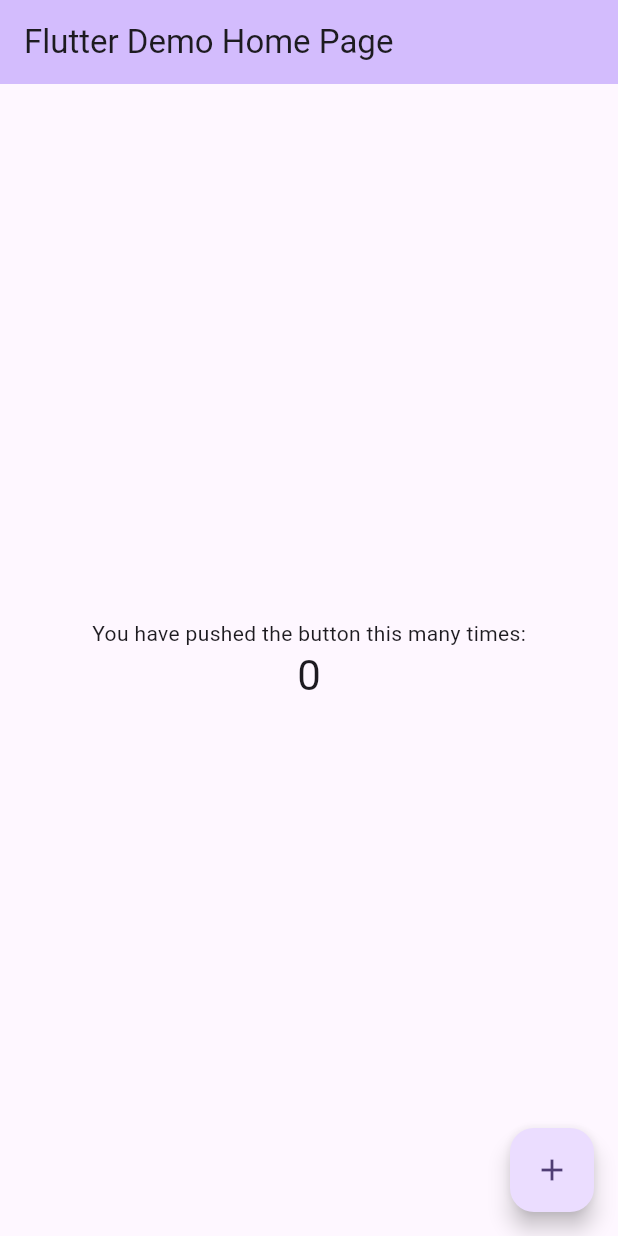
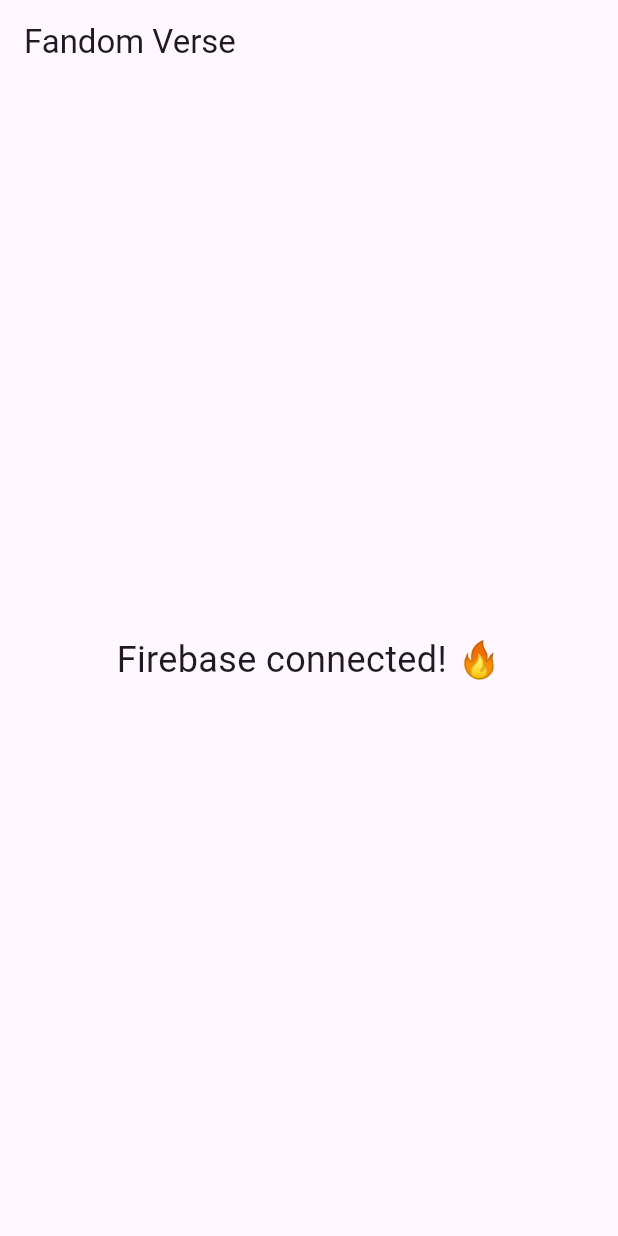
Before and after one commit to Abdullahkhan1121/fandom_verse, a Flutter app: the screen it shows after launch, on a phone screen of 412 x 824 dp. Run offline on Flutter 3.47's test engine with Material 3 defaults, Android fonts, the phone set to English and light mode, and no system bars; our stand-ins replace firebase_core; accounts and stored records are empty.

Commit message:
Set up Firebase

```diff
--- a/lib/main.dart
+++ b/lib/main.dart
@@ -1,122 +1,37 @@
+import 'package:firebase_core/firebase_core.dart';
 import 'package:flutter/material.dart';
 
-void main() {
-  runApp(const MyApp());
+import 'firebase_options.dart';
+
+Future<void> main() async {
+  WidgetsFlutterBinding.ensureInitialized();
+
+  await Firebase.initializeApp(
+    options: DefaultFirebaseOptions.currentPlatform,
+  );
+
+  runApp(const FandomVerseApp());
 }
 
-class MyApp extends StatelessWidget {
-  const MyApp({super.key});
+class FandomVerseApp extends StatelessWidget {
+  const FandomVerseApp({super.key});
 
-  // This widget is the root of your application.
   @override
   Widget build(BuildContext context) {
     return MaterialApp(
-      title: 'Flutter Demo',
-      theme: ThemeData(
-        // This is the theme of your application.
-        //
-        // TRY THIS: Try running your application with "flutter run". You'll see
-        // the application has a purple toolbar. Then, without quitting the app,
-        // try changing the seedColor in the colorScheme below to Colors.green
-        // and then invoke "hot reload" (save your changes or press the "hot
-        // reload" button in a Flutter-supported IDE, or press "r" if you used
-        // the command line to start the app).
-        //
-        // Notice that the counter didn't reset back to zero; the application
-        // state is not lost during the reload. To reset the state, use hot
-        // restart instead.
-        //
-        // This works for code too, not just values: Most code changes can be
-        // tested with just a hot reload.
-        colorScheme: ColorScheme.fromSeed(seedColor: Colors.deepPurple),
+      title: 'Fandom Verse',
+      debugShowCheckedModeBanner: false,
+      home: Scaffold(
+        appBar: AppBar(
+          title: const Text('Fandom Verse'),
+        ),
+        body: const Center(
+          child: Text(
+            'Firebase connected! 🔥',
+            style: TextStyle(fontSize: 24),
+          ),
+        ),
       ),
-      home: const MyHomePage(title: 'Flutter Demo Home Page'),
     );
   }
 }
-
-class MyHomePage extends StatefulWidget {
-  const MyHomePage({super.key, required this.title});
-
-  // This widget is the home page of your application. It is stateful, meaning
-  // that it has a State object (defined below) that contains fields that affect
-  // how it looks.
-
-  // This class is the configuration for the state. It holds the values (in this
-  // case the title) provided by the parent (in this case the App widget) and
-  // used by the build method of the State. Fields in a Widget subclass are
-  // always marked "final".
-
-  final String title;
-
-  @override
-  State<MyHomePage> createState() => _MyHomePageState();
-}
-
-class _MyHomePageState extends State<MyHomePage> {
-  int _counter = 0;
-
-  void _incrementCounter() {
-    setState(() {
-      // This call to setState tells the Flutter framework that something has
-      // changed in this State, which causes it to rerun the build method below
-      // so that the display can reflect the updated values. If we changed
-      // _counter without calling setState(), then the build method would not be
-      // called again, and so nothing would appear to happen.
-      _counter++;
-    });
-  }
-
-  @override
-  Widget build(BuildContext context) {
-    // This method is rerun every time setState is called, for instance as done
-    // by the _incrementCounter method above.
-    //
-    // The Flutter framework has been optimized to make rerunning build methods
-    // fast, so that you can just rebuild anything that needs updating rather
-    // than having to individually change instances of widgets.
-    return Scaffold(
-      appBar: AppBar(
-        // TRY THIS: Try changing the color here to a specific color (to
-        // Colors.amber, perhaps?) and trigger a hot reload to see the AppBar
-        // change color while the other colors stay the same.
-        backgroundColor: Theme.of(context).colorScheme.inversePrimary,
-        // Here we take the value from the MyHomePage object that was created by
-        // the App.build method, and use it to set our appbar title.
-        title: Text(widget.title),
-      ),
-      body: Center(
-        // Center is a layout widget. It takes a single child and positions it
-        // in the middle of the parent.
-        child: Column(
-          // Column is also a layout widget. It takes a list of children and
-          // arranges them vertically. By default, it sizes itself to fit its
-          // children horizontally, and tries to be as tall as its parent.
-          //
-          // Column has various properties to control how it sizes itself and
-          // how it positions its children. Here we use mainAxisAlignment to
-          // center the children vertically; the main axis here is the vertical
-          // axis because Columns are vertical (the cross axis would be
-          // horizontal).
-          //
-          // TRY THIS: Invoke "debug painting" (choose the "Toggle Debug Paint"
-          // action in the IDE, or press "p" in the console), to see the
-          // wireframe for each widget.
-          mainAxisAlignment: MainAxisAlignment.center,
-          children: <Widget>[
-            const Text('You have pushed the button this many times:'),
-            Text(
-              '$_counter',
-              style: Theme.of(context).textTheme.headlineMedium,
-            ),
-          ],
-        ),
-      ),
-      floatingActionButton: FloatingActionButton(
-        onPressed: _incrementCounter,
-        tooltip: 'Increment',
-        child: const Icon(Icons.add),
-      ), // This trailing comma makes auto-formatting nicer for build methods.
-    );
-  }
-}
--- a/pubspec.yaml
+++ b/pubspec.yaml
@@ -34,6 +34,9 @@
   # The following adds the Cupertino Icons font to your application.
   # Use with the CupertinoIcons class for iOS style icons.
   cupertino_icons: ^1.0.8
+  firebase_core: ^4.15.0
+  firebase_auth: ^6.7.0
+  cloud_firestore: ^6.10.0
 
 dev_dependencies:
   flutter_test:
```
Also changed, not shown: firebase.json (added), lib/firebase_options.dart (added), pubspec.lock, 6 other files.
